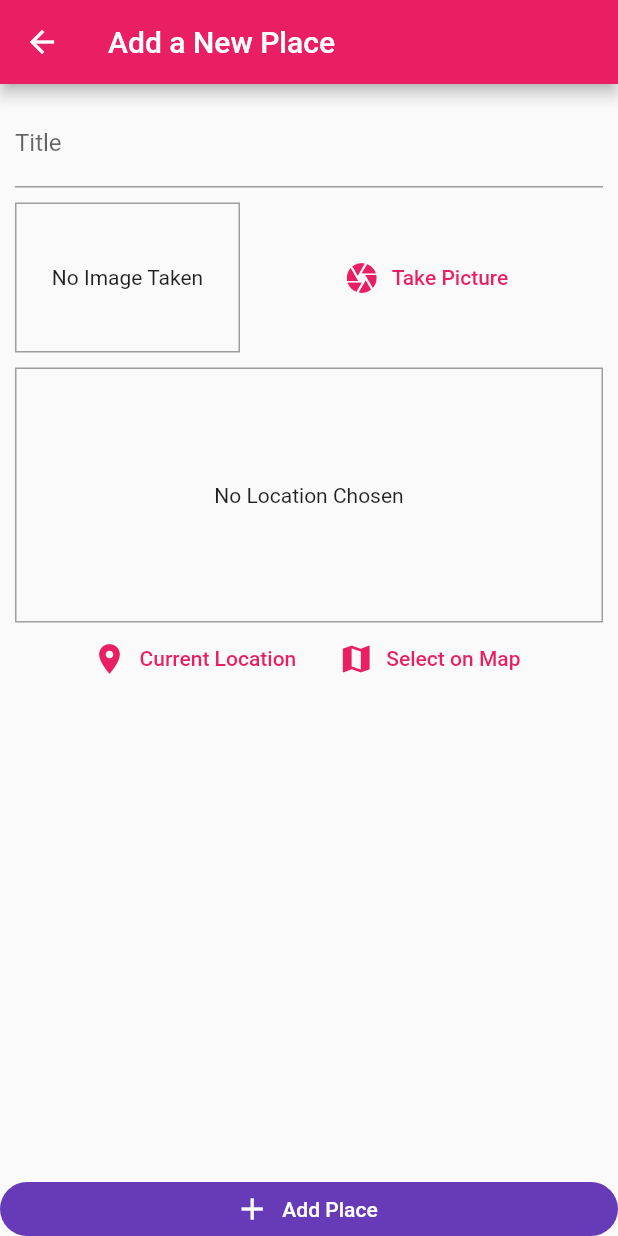
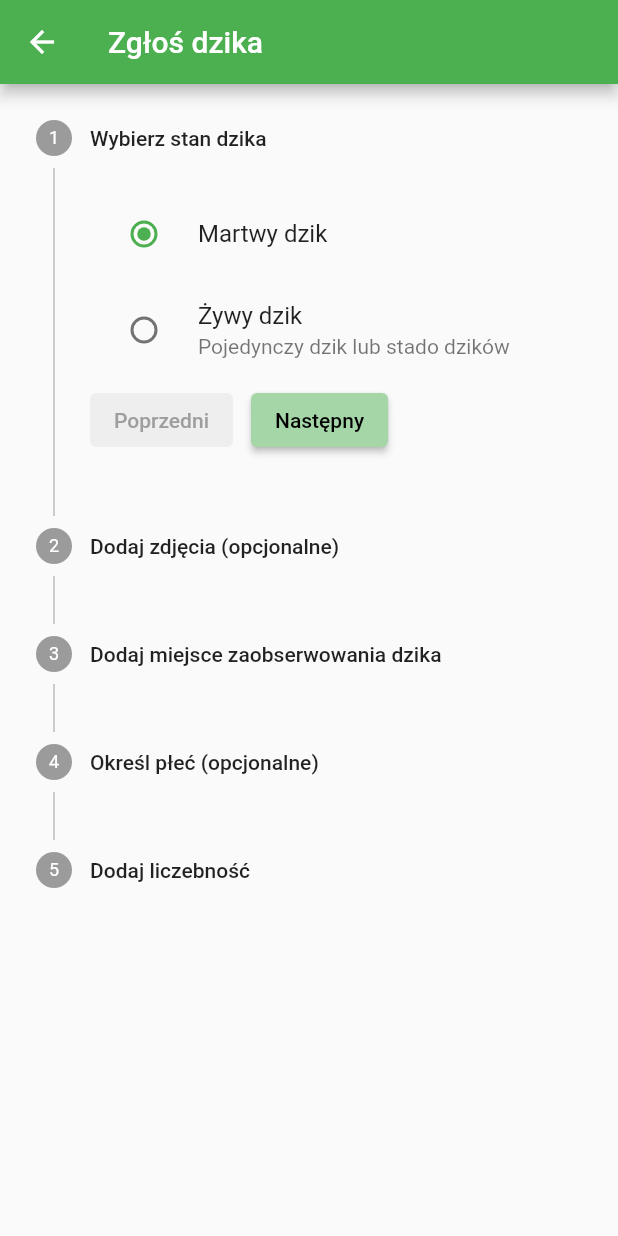
Before and after one commit to Errindel/dzikbusters, a Flutter app: the screen it shows once a user with an empty profile is signed in, after a tap on the "add" icon, on a phone screen of 412 x 824 dp. Run offline on Flutter 3.47's test engine with Material 2 defaults, Android fonts, the phone set to English and light mode, and no system bars; our stand-ins replace cloud_firestore, firebase_auth, firebase_core, firebase_storage, geolocator, google_maps_flutter and 3 more; accounts and stored records are empty.

Commit message:
dzikie dziki

```diff
--- a/lib/main.dart
+++ b/lib/main.dart
@@ -4,10 +4,10 @@ import 'package:flutter/material.dart';
 import 'package:provider/provider.dart';
 
 import 'providers/great_places.dart';
-import 'screens/add_place_screen.dart';
+import 'screens/report_a_boar.dart';
 import 'screens/auth_screen.dart';
 import 'screens/place_detail_screen.dart';
-import 'screens/places_list_screen.dart';
+import 'screens/dashboard.dart';
 import 'screens/splash_screen.dart';
 
 void main() => runApp(MyApp());
@@ -23,19 +23,23 @@ class MyApp extends StatelessWidget {
           return ChangeNotifierProvider.value(
               value: GreatPlaces(),
               child: MaterialApp(
-                  title: 'FlutterChat',
+                  title: 'Report a boar',
                   theme: ThemeData(
-                    primarySwatch: Colors.pink,
-                    backgroundColor: Colors.pink,
-                    accentColor: Colors.deepPurple,
+                    primarySwatch: Colors.green,
+                    backgroundColor: Colors.green,
+                    accentColor: Colors.orange,
                     accentColorBrightness: Brightness.dark,
                     buttonTheme: ButtonTheme.of(context).copyWith(
                       buttonColor: Colors.pink,
                       textTheme: ButtonTextTheme.primary,
                       shape: RoundedRectangleBorder(
-                        borderRadius: BorderRadius.circular(20),
+                        borderRadius: BorderRadius.circular(4),
                       ),
                     ),
+                    colorScheme: ColorScheme.light(
+                      primary: Colors.orange,
+                      secondary: Colors.green,
+                    )
                   ),
                   home: appSnapshot.connectionState != ConnectionState.done
                       ? SplashScreen()
@@ -47,44 +51,14 @@ class MyApp extends StatelessWidget {
                               return SplashScreen();
                             }
                             if (userSnapshot.hasData) {
-                              return PlacesListScreen();
+                              return Dashboard();
                             }
                             return AuthScreen();
                           }),
                   routes: {
-                    AddPlaceScreen.routeName: (ctx) => AddPlaceScreen(),
+                    ReportABoar.routeName: (ctx) => ReportABoar(),
                     PlaceDetailScreen.routeName: (ctx) => PlaceDetailScreen(),
                   }));
         });
   }
 }
-
-// import 'package:flutter/material.dart';
-// import 'package:provider/provider.dart';
-//
-// import 'providers/great_places.dart';
-// import 'screens/places_list_screen.dart';
-// import 'screens/add_place_screen.dart';
-// import 'screens/place_detail_screen.dart';
-//
-// void main() => runApp(MyApp());
-//
-// class MyApp extends StatelessWidget {
-//   @override
-//   Widget build(BuildContext context) {
-//     return ChangeNotifierProvider.value(
-//       value: GreatPlaces(),
-//       child: MaterialApp(
-//           title: 'Great Places',
-//           theme: ThemeData(
-//             primarySwatch: Colors.indigo,
-//             accentColor: Colors.amber,
-//           ),
-//           home: PlacesListScreen(),
-//           routes: {
-//             AddPlaceScreen.routeName: (ctx) => AddPlaceScreen(),
-//             PlaceDetailScreen.routeName: (ctx) => PlaceDetailScreen(),
-//           }),
-//     );
-//   }
-// }
--- a/lib/screens/add_place_screen.dart
+++ /dev/null
@@ -1,86 +0,0 @@
-import 'dart:io';
-
-import 'package:flutter/material.dart';
-import 'package:provider/provider.dart';
-
-import '../widgets/image_input.dart';
-import '../widgets/location_input.dart';
-import '../providers/great_places.dart';
-import '../models/place.dart';
-
-class AddPlaceScreen extends StatefulWidget {
-  static const routeName = '/add-place';
-
-  @override
-  _AddPlaceScreenState createState() => _AddPlaceScreenState();
-}
-
-class _AddPlaceScreenState extends State<AddPlaceScreen> {
-  final _titleController = TextEditingController();
-  File _pickedImage;
-  PlaceLocation _pickedLocation;
-
-  void _selectImage(File pickedImage) {
-    _pickedImage = pickedImage;
-  }
-
-  void _selectPlace(double lat, double lng) {
-    _pickedLocation = PlaceLocation(latitude: lat, longitude: lng);
-  }
-
-  void _savePlace() {
-    if (_titleController.text.isEmpty ||
-        _pickedImage == null ||
-        _pickedLocation == null) {
-      return;
-    }
-    Provider.of<GreatPlaces>(context, listen: false)
-        .addPlace(_titleController.text, _pickedImage, _pickedLocation);
-    Navigator.of(context).pop();
-  }
-
-  @override
-  Widget build(BuildContext context) {
-    return Scaffold(
-      appBar: AppBar(
-        title: Text('Add a New Place'),
-      ),
-      body: Column(
-        crossAxisAlignment: CrossAxisAlignment.stretch,
-        children: <Widget>[
-          Expanded(
-            child: SingleChildScrollView(
-              child: Padding(
-                padding: EdgeInsets.all(10),
-                child: Column(
-                  children: <Widget>[
-                    TextField(
-                      decoration: InputDecoration(labelText: 'Title'),
-                      controller: _titleController,
-                    ),
-                    SizedBox(
-                      height: 10,
-                    ),
-                    ImageInput(_selectImage),
-                    SizedBox(
-                      height: 10,
-                    ),
-                    LocationInput(_selectPlace),
-                  ],
-                ),
-              ),
-            ),
-          ),
-          RaisedButton.icon(
-            icon: Icon(Icons.add),
-            label: Text('Add Place'),
-            onPressed: _savePlace,
-            elevation: 0,
-            materialTapTargetSize: MaterialTapTargetSize.shrinkWrap,
-            color: Theme.of(context).accentColor,
-          ),
-        ],
-      ),
-    );
-  }
-}
--- a/lib/screens/places_list_screen.dart
+++ b/lib/screens/dashboard.dart
@@ -1,21 +1,22 @@
 import 'package:flutter/material.dart';
 import 'package:provider/provider.dart';
 
-import './add_place_screen.dart';
+import './report_a_boar.dart';
 import '../providers/great_places.dart';
 import './place_detail_screen.dart';
 
-class PlacesListScreen extends StatelessWidget {
+class Dashboard extends StatelessWidget {
   @override
   Widget build(BuildContext context) {
     return Scaffold(
       appBar: AppBar(
-        title: Text('Your Places'),
+
+        title: Text('Dzik Busters'),
         actions: <Widget>[
           IconButton(
             icon: Icon(Icons.add),
             onPressed: () {
-              Navigator.of(context).pushNamed(AddPlaceScreen.routeName);
+              Navigator.of(context).pushNamed(ReportABoar.routeName);
             },
           ),
         ],
@@ -30,7 +31,7 @@ class PlacesListScreen extends StatelessWidget {
               )
             : Consumer<GreatPlaces>(
                 child: Center(
-                  child: const Text('Got no places yet, start adding some!'),
+                  child: const Text(''),
                 ),
                 builder: (ctx, greatPlaces, ch) => greatPlaces.items.length <= 0
                     ? ch
@@ -55,6 +56,25 @@ class PlacesListScreen extends StatelessWidget {
                       ),
               ),
       ),
+      bottomNavigationBar: BottomNavigationBar(
+        items: const <BottomNavigationBarItem>[
+          BottomNavigationBarItem(
+            icon: Icon(Icons.timeline),
+            label: 'Ranking',
+          ),
+          BottomNavigationBarItem(
+            icon: Icon(Icons.map),
+            label: 'Mapa zgłoszeń',
+          ),
+          BottomNavigationBarItem(
+            icon: Icon(Icons.add_location_alt),
+            label: 'Dodaj zgłoszenie',
+          ),
+        ],
+        currentIndex: 1,
+        selectedItemColor: Colors.amber[800],
+        onTap: null,
+      ),
     );
   }
 }
--- /dev/null
+++ b/lib/screens/report_a_boar.dart
@@ -0,0 +1,246 @@
+import 'dart:io';
+
+import 'package:flutter/material.dart';
+import 'package:provider/provider.dart';
+import 'package:location/location.dart';
+
+import '../widgets/image_input.dart';
+import '../widgets/location_input.dart';
+import '../providers/great_places.dart';
+import '../models/place.dart';
+
+class ReportABoar extends StatefulWidget {
+  static const routeName = '/add-place';
+
+  @override
+  _ReportABoarState createState() => _ReportABoarState();
+}
+
+class _ReportABoarState extends State<ReportABoar> {
+  final _titleController = TextEditingController();
+  int selectedBoarType;
+  int herdCount;
+  String selectedSexAndAge;
+  int _currentStep = 0;
+  File _pickedImage;
+  PlaceLocation _pickedLocation;
+
+  void _selectImage(File pickedImage) {
+    _pickedImage = pickedImage;
+  }
+
+  void _selectPlace(double lat, double lng) {
+    _pickedLocation = PlaceLocation(latitude: lat, longitude: lng);
+  }
+
+  Future<void> _getInitialLocation() async {
+    try {
+      final locData = await Location().getLocation();
+      _pickedLocation = PlaceLocation(
+          latitude: locData.latitude, longitude: locData.longitude);
+    } catch (error) {
+      return;
+    }
+  }
+
+  void _sendReport() {
+    if (_pickedLocation == null) {
+      return;
+    }
+    Provider.of<GreatPlaces>(context, listen: false)
+        .addPlace(_titleController.text, _pickedImage, _pickedLocation);
+    Navigator.of(context).pop();
+  }
+
+  void _selectAgeAndSex(String val) {
+    setState(() {
+      selectedSexAndAge = val;
+    });
+  }
+
+  @override
+  void initState() {
+    super.initState();
+    selectedBoarType = 0;
+    _getInitialLocation();
+  }
+
+  setSelectedBoarType(int val) {
+    setState(() {
+      selectedBoarType = val;
+    });
+  }
+
+  @override
+  Widget build(BuildContext context) {
+    return Scaffold(
+      appBar: AppBar(
+        title: Text('Zgłoś dzika'),
+      ),
+      body: SingleChildScrollView(
+        child: Stack(
+          children: <Widget>[
+            Column(
+              crossAxisAlignment: CrossAxisAlignment.stretch,
+              children: <Widget>[
+                Stepper(
+                  controlsBuilder: (BuildContext context,
+                      {VoidCallback onStepContinue,
+                      VoidCallback onStepCancel}) {
+                    return Row(
+                      children: <Widget>[
+                        Padding(
+                          padding: EdgeInsets.fromLTRB(0, 0, 12, 0),
+                          child: RaisedButton(
+                            disabledColor: Colors.grey.shade200,
+                            disabledTextColor: Colors.grey.shade500,
+                            color: Colors.grey.shade300,
+                            onPressed: _currentStep <= 0
+                                ? null
+                                : () {
+                                    setState(() {
+                                      _currentStep -= 1;
+                                    });
+                                  },
+                            child: const Text('Poprzedni'),
+                          ),
+                        ),
+                        RaisedButton(
+                          color: Colors.green.shade200,
+                          onPressed: () {
+                            if (_currentStep >= 5) return _sendReport();
+                            setState(() {
+                              _currentStep += 1;
+                            });
+                          },
+                          child: _currentStep >= 4
+                              ? const Text('Wyślij zgłoszenie')
+                              : const Text('Następny'),
+                        ),
+                      ],
+                    );
+                  },
+                  currentStep: _currentStep,
+                  steps: <Step>[
+                    Step(
+                      title: Text('Wybierz stan dzika'),
+                      content: Column(
+                        children: <Widget>[
+                          RadioListTile(
+                            value: 0,
+                            groupValue: selectedBoarType,
+                            onChanged: setSelectedBoarType,
+                            title: Text("Martwy dzik"),
+                          ),
+                          RadioListTile(
+                            value: 1,
+                            groupValue: selectedBoarType,
+                            onChanged: setSelectedBoarType,
+                            title: Text("Żywy dzik"),
+                            subtitle: Text("Pojedynczy dzik lub stado dzików"),
+                          ),
+                        ],
+                      ),
+                    ),
+                    Step(
+                      title: Text('Dodaj zdjęcia (opcjonalne)'),
+                      content: ImageInput(_selectImage),
+                    ),
+                    Step(
+                      title: Text('Dodaj miejsce zaobserwowania dzika'),
+                      content: LocationInput(_selectPlace),
+                    ),
+                    Step(
+                      title: Text('Określ płeć (opcjonalne)'),
+                      content: Column(
+                        crossAxisAlignment: CrossAxisAlignment.start,
+                        children: <Widget>[
+                          Padding(
+                            padding: EdgeInsets.fromLTRB(0, 0, 12, 12),
+                            child: ListTile(
+                              title: Text("Dorosły samiec"),
+                              leading: Image.asset("assets/dzik.png",
+                                  width: 60, height: 60),
+                              selected: selectedSexAndAge == 'grown up male',
+                              selectedTileColor: Colors.grey.shade300,
+                              tileColor: Colors.grey.shade200,
+                              onTap: () {
+                                _selectAgeAndSex('grown up male');
+                              },
+                            ),
+                          ),
+                          Padding(
+                            padding: EdgeInsets.fromLTRB(0, 0, 12, 12),
+                            child: ListTile(
+                              title: Text("Dorosła samica"),
+                              leading: Image.asset("assets/locha.png",
+                                  width: 60, height: 60),
+                              selected: selectedSexAndAge == 'grown up female',
+                              selectedTileColor: Colors.grey.shade300,
+                              tileColor: Colors.grey.shade200,
+                              onTap: () {
+                                _selectAgeAndSex('grown up female');
+                              },
+                            ),
+                          ),
+                          Padding(
+                            padding: EdgeInsets.fromLTRB(0, 0, 12, 12),
+                            child: ListTile(
+                              title: Text("Warchlak"),
+                              leading: Image.asset("assets/mlode.png",
+                                  width: 60, height: 60),
+                              selected: selectedSexAndAge == 'young',
+                              selectedTileColor: Colors.grey.shade300,
+                              tileColor: Colors.grey.shade200,
+                              onTap: () {
+                                _selectAgeAndSex('young');
+                              },
+                            ),
+                          ),
+                          Padding(
+                            padding: EdgeInsets.fromLTRB(0, 0, 12, 12),
+                            child: ListTile(
+                              title: Text("Stado dzików"),
+                              leading:
+                                  Image.asset("assets/stado.png", height: 40),
+                              selected: selectedSexAndAge == 'herd',
+                              selectedTileColor: Colors.grey.shade300,
+                              tileColor: Colors.grey.shade200,
+                              onTap: () {
+                                _selectAgeAndSex('herd');
+                              },
+                            ),
+                          ),
+                        ],
+                      ),
+                    ),
+                    Step(
+                      title: Text('Dodaj liczebność'),
+                      content: TextFormField(
+                        keyboardType: TextInputType.number,
+                        textCapitalization: TextCapitalization.none,
+                        enableSuggestions: false,
+                        validator: (value) {
+                          if (value.isEmpty || !value.contains('@')) {
+                            return 'Please enter a valid email address.';
+                          }
+                          return null;
+                        },
+                        decoration: InputDecoration(
+                          labelText: 'Liczebność stada',
+                        ),
+                        onSaved: (value) {
+                          herdCount = int.parse(value);
+                        },
+                      ),
+                    ),
+                  ],
+                ),
+              ],
+            ),
+          ],
+        ),
+      ),
+    );
+  }
+}
--- a/lib/widgets/image_input.dart
+++ b/lib/widgets/image_input.dart
@@ -38,9 +38,10 @@ class _ImageInputState extends State<ImageInput> {
   Widget build(BuildContext context) {
     return Row(
       children: <Widget>[
+
         Container(
-          width: 150,
-          height: 100,
+          width: 80,
+          height: 80,
           decoration: BoxDecoration(
             border: Border.all(width: 1, color: Colors.grey),
           ),
@@ -50,10 +51,7 @@ class _ImageInputState extends State<ImageInput> {
                   fit: BoxFit.cover,
                   width: double.infinity,
                 )
-              : Text(
-                  'No Image Taken',
-                  textAlign: TextAlign.center,
-                ),
+              : Icon(Icons.photo_outlined),
           alignment: Alignment.center,
         ),
         SizedBox(
@@ -61,8 +59,8 @@ class _ImageInputState extends State<ImageInput> {
         ),
         Expanded(
           child: FlatButton.icon(
-            icon: Icon(Icons.camera),
-            label: Text('Take Picture'),
+            icon: Icon(Icons.add_a_photo_outlined),
+            label: Text('Zrób zdjęcie'),
             textColor: Theme.of(context).primaryColor,
             onPressed: _takePicture,
           ),
--- a/lib/widgets/location_input.dart
+++ b/lib/widgets/location_input.dart
@@ -25,6 +25,7 @@ class _LocationInputState extends State<LocationInput> {
     setState(() {
       _previewImageUrl = staticMapImageUrl;
     });
+    print(_previewImageUrl);
   }
 
   Future<void> _getCurrentUserLocation() async {
@@ -32,9 +33,6 @@ class _LocationInputState extends State<LocationInput> {
       final locData = await Location().getLocation();
       _showPreview(locData.latitude, locData.longitude);
       widget.onSelectPlace(locData.latitude, locData.longitude);
-      print('DUUUPA');
-      print(locData.latitude);
-      print(locData.longitude);
     } catch (error) {
       return;
     }
@@ -57,11 +55,18 @@ class _LocationInputState extends State<LocationInput> {
   }
 
   @override
+  void initState() {
+    super.initState();
+    _getCurrentUserLocation();
+  }
+
+  @override
   Widget build(BuildContext context) {
     return Column(
+      crossAxisAlignment: CrossAxisAlignment.start,
       children: <Widget>[
         Container(
-          height: 170,
+          height: 90,
           width: double.infinity,
           alignment: Alignment.center,
           decoration: BoxDecoration(
@@ -78,14 +83,14 @@ class _LocationInputState extends State<LocationInput> {
                   width: double.infinity,
                 ),
         ),
-        Row(
-          mainAxisAlignment: MainAxisAlignment.center,
+        Column(
+          crossAxisAlignment: CrossAxisAlignment.start,
           children: <Widget>[
             FlatButton.icon(
               icon: Icon(
                 Icons.location_on,
               ),
-              label: Text('Current Location'),
+              label: Text('Obecna lokacja'),
               textColor: Theme.of(context).primaryColor,
               onPressed: _getCurrentUserLocation,
             ),
@@ -93,7 +98,7 @@ class _LocationInputState extends State<LocationInput> {
               icon: Icon(
                 Icons.map,
               ),
-              label: Text('Select on Map'),
+              label: Text('Zaznacz na mapie'),
               textColor: Theme.of(context).primaryColor,
               onPressed: _selectOnMap,
             ),
```
Also changed, not shown: pubspec.yaml (+2 -60 lines), assets/dzik.png (added), assets/locha.png (added), assets/mlode.png (added), assets/stado.png (added).
